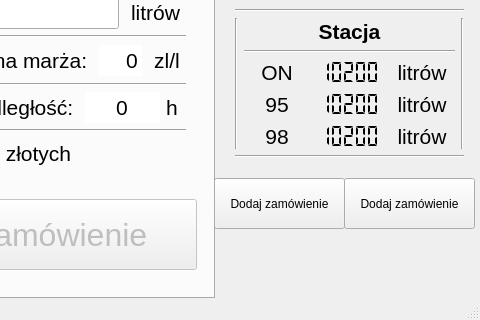
This is mainwindow.ui in gumikola/stacja-paliwowa as Qt 5 draws it before an edit; both pictures show x 466 to 946 and y 359 to 679 of the 946 by 679 pixel window. The edited form follows.
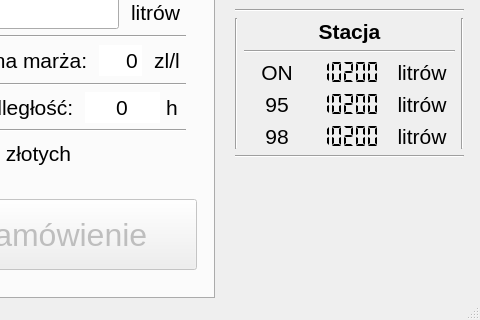
This is the edited form.

The edit to the form file:
```diff
--- a/mainwindow.ui
+++ b/mainwindow.ui
@@ -17,32 +17,6 @@
    <bool>true</bool>
   </property>
   <widget class="QWidget" name="centralWidget">
-   <widget class="QPushButton" name="addOrderButton">
-    <property name="geometry">
-     <rect>
-      <x>680</x>
-      <y>520</y>
-      <width>131</width>
-      <height>51</height>
-     </rect>
-    </property>
-    <property name="text">
-     <string>Dodaj zamówienie</string>
-    </property>
-   </widget>
-   <widget class="QPushButton" name="addOrderButton_2">
-    <property name="geometry">
-     <rect>
-      <x>810</x>
-      <y>520</y>
-      <width>131</width>
-      <height>51</height>
-     </rect>
-    </property>
-    <property name="text">
-     <string>Dodaj zamówienie</string>
-    </property>
-   </widget>
    <widget class="QWidget" name="gridLayoutWidget">
     <property name="geometry">
      <rect>
```
